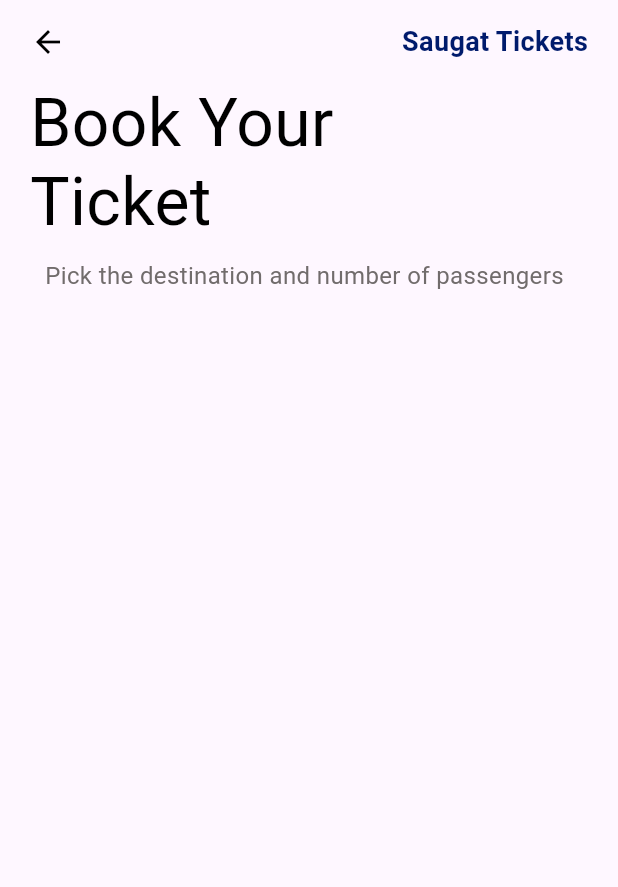
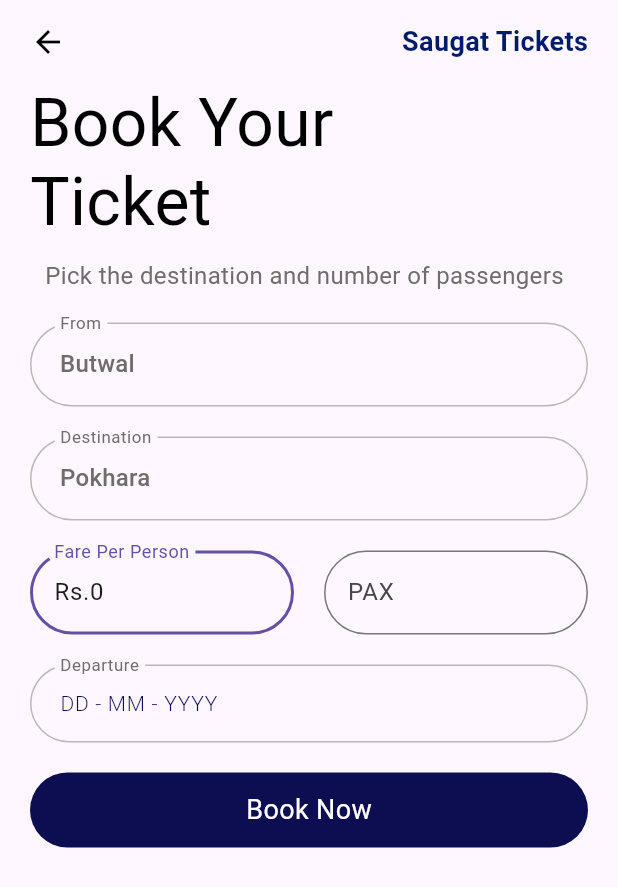
Before and after one commit to saugatBhupal/Bus-Ticketing-App, a Flutter app: the screen it shows after launch, on a phone screen of 412 x 824 dp. Shown: the top 887 px of the screen. Run offline on Flutter 3.47's test engine with Material 3 defaults, Android fonts, the phone set to English and light mode, and no system bars.

Commit message:
Created booking screen adn ticket model

```diff
--- /dev/null
+++ b/lib/util/auto_hypen_formattor.dart
@@ -0,0 +1,18 @@
+import 'package:flutter/services.dart';
+
+class AutoHyphenFormatter extends TextInputFormatter {
+  @override
+  TextEditingValue formatEditUpdate(
+      TextEditingValue oldValue, TextEditingValue newValue) {
+    String newText = newValue.text.replaceAll(RegExp(r'[^0-9]'), '');
+    if (newText.length > 2 && newText.length < 5) {
+      newText = '${newText.substring(0, 2)}-${newText.substring(2)}';
+    } else if (newText.length > 4) {
+      newText =
+          '${newText.substring(0, 2)}-${newText.substring(2, 4)}-${newText.substring(4)}';
+    }
+    return newValue.copyWith(
+        text: newText,
+        selection: TextSelection.collapsed(offset: newText.length));
+  }
+}
--- a/lib/views/BookingScreen.dart
+++ b/lib/views/BookingScreen.dart
@@ -1,3 +1,6 @@
+import 'package:bus_ticketing_app/widget/button/dark_rounded_button.dart';
+import 'package:bus_ticketing_app/widget/input/date_field.dart';
+import 'package:bus_ticketing_app/widget/input/location_dropdown.dart';
 import 'package:flutter/material.dart';
 
 class Bookingscreen extends StatefulWidget {
@@ -8,6 +11,22 @@ class Bookingscreen extends StatefulWidget {
 }
 
 class _BookingscreenState extends State<Bookingscreen> {
+  final from = "Butwal";
+  String? destination;
+  final TextEditingController _paxController = TextEditingController();
+  final TextEditingController _farePerPersonController =
+      TextEditingController(text: "Rs.0");
+  final List<String> destinationList = <String>[
+    'Pokhara',
+    'Kathmandu',
+    'Chitwan'
+  ];
+  final Map<String, int> tripToPriceMapper = {
+    "Pokhara": 800,
+    "Kathmandu": 1200,
+    "Chitwan": 600,
+  };
+
   @override
   Widget build(BuildContext context) {
     return Scaffold(
@@ -36,7 +55,8 @@ class _BookingscreenState extends State<Bookingscreen> {
           ),
         ),
       ),
-      body: SafeArea(
+      body: SingleChildScrollView(
+        child: SafeArea(
             child: Padding(
           padding: const EdgeInsets.symmetric(horizontal: 20),
           child: Column(
@@ -62,10 +82,108 @@ class _BookingscreenState extends State<Bookingscreen> {
                     fontSize: 16,
                   ),
                 ),
-            )
+              ),
+              Padding(
+                padding: const EdgeInsets.symmetric(vertical: 10),
+                child: LocationDropdown(
+                  label: "From",
+                  selectedItem: "Butwal",
+                  items: const <String>["Butwal"],
+                  onChanged: (value) => {},
+                ),
+              ),
+              Padding(
+                padding: const EdgeInsets.symmetric(vertical: 10),
+                child: LocationDropdown(
+                  selectedItem: destinationList[0],
+                  label: "Destination",
+                  items: destinationList,
+                  onChanged: (value) => {
+                    destination = value,
+                    _farePerPersonController.text =
+                        tripToPriceMapper[destination].toString(),
+                  },
+                ),
+              ),
+              Padding(
+                padding: const EdgeInsets.symmetric(vertical: 10),
+                child: Row(
+                  children: [
+                    Expanded(
+                      child: TextFormField(
+                        decoration: const InputDecoration(
+                          labelText:
+                              "Fare Per Person", // Use `labelText` for the label to appear properly
+                          border: OutlineInputBorder(
+                            borderRadius: BorderRadius.all(
+                              Radius.circular(30),
+                            ),
+                          ),
+                        ),
+                        controller: _farePerPersonController,
+                        readOnly: true,
+                        autofocus: true,
+                      ),
+                    ),
+                    const SizedBox(width: 20),
+                    Expanded(
+                      child: TextFormField(
+                        autovalidateMode: AutovalidateMode.onUserInteraction,
+                        validator: (value) {
+                          if (value == null ||
+                              value.isEmpty ||
+                              int.parse(value) < 1) {
+                            return "Minimum ticket : 1";
+                          }
+                          if (int.parse(value) > 5) {
+                            return "Maximum ticket : 5";
+                          }
+                          return null;
+                        },
+                        controller: _paxController,
+                        keyboardType: TextInputType.number,
+                        decoration: const InputDecoration(
+                          hintText: "1",
+                          label: Text(
+                            "PAX",
+                            textAlign: TextAlign.center,
+                          ),
+                          border: OutlineInputBorder(
+                              borderRadius: BorderRadius.all(
+                            Radius.circular(30),
+                          )),
+                        ),
+                        autofocus: true,
+                        onChanged: (value) => {
+                          _paxController.text = value,
+                        },
+                      ),
+                    ),
+                  ],
+                ),
+              ),
+              const Padding(
+                padding: EdgeInsets.symmetric(vertical: 10),
+                child: DateField(),
+              ),
+              Padding(
+                padding: const EdgeInsets.symmetric(vertical: 10),
+                child: DarkRoundedButton(
+                  title: "Book Now",
+                  onPressed: () {
+                    // calculateFareAndMutate();
+                    // navigate();
+                  },
+                ),
+              ),
             ],
           ),
         )),
+      ),
     );
   }
+
+  calculateFare() {
+    return ("${tripToPriceMapper[destination]! * int.parse(_paxController.text)}");
   }
+}
--- /dev/null
+++ b/lib/widget/button/dark_rounded_button.dart
@@ -0,0 +1,57 @@
+import 'package:flutter/material.dart';
+
+class DarkRoundedButton extends StatelessWidget {
+  final String title;
+  final String? icon;
+  final Function()? onPressed;
+  const DarkRoundedButton({
+    super.key,
+    required this.title,
+    this.onPressed,
+    this.icon,
+  });
+
+  @override
+  Widget build(BuildContext context) {
+    return Container(
+      width: MediaQuery.of(context).size.width - 40,
+      margin: const EdgeInsets.only(bottom: 10),
+      child: Material(
+        color: const Color(0xFF0D0D52),
+        borderRadius: const BorderRadius.all(Radius.circular(32)),
+        child: InkWell(
+          onTap: onPressed,
+          splashColor: const Color(0xFFF1F0F0),
+          borderRadius: const BorderRadius.all(Radius.circular(32)),
+          child: Center(
+            child: Row(
+              mainAxisAlignment: MainAxisAlignment.center,
+              children: [
+                if (icon != null)
+                  Image.asset(
+                    icon!,
+                    height: 24.0,
+                    width: 24.0,
+                  ),
+                Container(
+                  padding:
+                      const EdgeInsets.symmetric(vertical: 12, horizontal: 10),
+                  decoration: const BoxDecoration(
+                    borderRadius: BorderRadius.all(Radius.circular(8)),
+                  ),
+                  child: Text(
+                    title,
+                    style: const TextStyle(
+                      color: Colors.white,
+                      fontSize: 18,
+                    ),
+                  ),
+                ),
+              ],
+            ),
+          ),
+        ),
+      ),
+    );
+  }
+}
--- /dev/null
+++ b/lib/widget/input/date_field.dart
@@ -0,0 +1,119 @@
+import 'package:bus_ticketing_app/util/auto_hypen_formattor.dart';
+import 'package:flutter/material.dart';
+import 'package:flutter/services.dart';
+
+class DateField extends StatelessWidget {
+  final TextEditingController? dobController;
+  final String? hintText;
+
+  const DateField({
+    super.key,
+    this.dobController,
+    this.hintText,
+  });
+
+  @override
+  Widget build(BuildContext context) {
+    return TextFormField(
+      controller: dobController,
+      keyboardType: TextInputType.datetime,
+      autovalidateMode: AutovalidateMode.onUserInteraction,
+      cursorColor: const Color(0xFF716C6C),
+      inputFormatters: [
+        FilteringTextInputFormatter.allow(RegExp(r'[0-9\- ]')),
+        AutoHyphenFormatter(),
+        LengthLimitingTextInputFormatter(10),
+      ],
+      style: const TextStyle(
+        color: Color(0xFF0D0D52),
+        fontWeight: FontWeight.w500,
+      ),
+      decoration: InputDecoration(
+        hintText: hintText ?? 'DD - MM - YYYY',
+        hintStyle: const TextStyle(
+          color: Color(0xFF0D0D52),
+          fontWeight: FontWeight.w300,
+          fontSize: 14,
+        ),
+        contentPadding:
+            const EdgeInsets.symmetric(vertical: 14, horizontal: 16),
+        floatingLabelBehavior: FloatingLabelBehavior.always,
+        labelText: "Departure",
+        labelStyle: const TextStyle(
+          color: Color(0xFF716C6C),
+          fontSize: 15,
+        ),
+        border: OutlineInputBorder(
+          borderRadius: BorderRadius.circular(32),
+          borderSide: const BorderSide(
+            color: Color(0xFFBEB6B6),
+          ),
+        ),
+        focusedBorder: OutlineInputBorder(
+          borderRadius: BorderRadius.circular(32),
+          borderSide: const BorderSide(
+            color: Color(0xFFBEB6B6),
+          ),
+        ),
+        enabledBorder: OutlineInputBorder(
+          borderRadius: BorderRadius.circular(32),
+          borderSide: const BorderSide(
+            color: Color(0xFFBEB6B6),
+          ),
+        ),
+        errorBorder: OutlineInputBorder(
+          borderRadius: BorderRadius.circular(32),
+          borderSide: const BorderSide(
+            color: Color(0xFFC31818),
+          ),
+        ),
+      ),
+      validator: (val) {
+        if (val == null || val.isEmpty) {
+          return "Date Required";
+        }
+        final regex = RegExp(r'^\d{2}\s?-\s?\d{2}\s?-\s?\d{4}$');
+        if (!regex.hasMatch(val)) {
+          return "Invalid Date";
+        }
+        final parts = val.split(RegExp(r'\s?-\s?'));
+        if (parts.length != 3) {
+          return "Invalid Date";
+        }
+        final day = int.tryParse(parts[0]);
+        final month = int.tryParse(parts[1]);
+        final year = int.tryParse(parts[2]);
+
+        print("$day / $month / $year");
+        final currentYear = DateTime.now().year;
+        if (day == null || day < 1 || day > 31) {
+          return 'Invalid day. Day should be between 01 and 31';
+        }
+        if (month == null || month < 1 || month > 12) {
+          return 'Invalid month. Month should be between 01 and 12';
+        }
+        if (year == null || year > currentYear) {
+          return 'Invalid year. Year cannot be greater than the current year';
+        }
+        if ((month == 4 || month == 6 || month == 9 || month == 11) &&
+            day > 30) {
+          return 'This month has only 30 days';
+        }
+        if (month == 2) {
+          final isLeapYear =
+              (year % 4 == 0 && (year % 100 != 0 || year % 400 == 0));
+          if (day > 29 || (day == 29 && !isLeapYear)) {
+            return 'February has only 28 days or 29 days in a leap year';
+          }
+        }
+        final selectedDate = DateTime(year, month, day);
+        final currentDate = DateTime.now();
+        if (selectedDate.isBefore(currentDate) ||
+            selectedDate.isAfter(currentDate.add(const Duration(days: 7)))) {
+          return 'Date should be between today and 7 days from now';
+        }
+        return null;
+      },
+    );
+  }
+}
--- /dev/null
+++ b/lib/widget/input/location_dropdown.dart
@@ -0,0 +1,94 @@
+import 'package:flutter/material.dart';
+
+class LocationDropdown extends StatelessWidget {
+  final String label;
+  final String? icon;
+  final List<String> items;
+  final String? selectedItem;
+  final ValueChanged<String?> onChanged;
+  final FormFieldValidator<String>? validator;
+
+  const LocationDropdown({
+    super.key,
+    required this.label,
+    required this.items,
+    this.selectedItem,
+    required this.onChanged,
+    this.validator,
+    this.icon,
+  });
+
+  @override
+  Widget build(BuildContext context) {
+    return DropdownButtonFormField<String>(
+      value: selectedItem,
+      hint: Text(
+        label,
+        style: const TextStyle(
+          color: Color(0xFFBEB6B6),
+          // fontFamily: AppFonts.albertSans,
+          fontWeight: FontWeight.w300,
+          fontSize: 14,
+        ),
+      ),
+      validator: validator,
+      items: items.map((item) {
+        return DropdownMenuItem<String>(
+          value: item,
+          child: Text(
+            item,
+            style: const TextStyle(
+              color: Color(0xFF716C6C),
+              // fontFamily: AppFonts.albertSans,
+            ),
+          ),
+        );
+      }).toList(),
+      onChanged: onChanged,
+      icon: const SizedBox.shrink(),
+      borderRadius: BorderRadius.circular(32),
+      dropdownColor: const Color(0xFFE9E9E9),
+      decoration: InputDecoration(
+        suffixIcon: const Padding(
+          padding: EdgeInsets.only(right: 18, left: 12),
+          child: Icon(
+            Icons.arrow_drop_down,
+          ),
+        ),
+        contentPadding:
+            const EdgeInsets.symmetric(vertical: 16, horizontal: 16),
+        floatingLabelBehavior: FloatingLabelBehavior.always,
+        labelText: label,
+        labelStyle: const TextStyle(
+          color: Color(0xFF716C6C),
+          // fontFamily: AppFonts.albertSans,
+          fontSize: 15,
+        ),
+        border: OutlineInputBorder(
+          borderRadius: BorderRadius.circular(32),
+          borderSide: const BorderSide(
+            color: Color(0xFFBEB6B6),
+          ),
+        ),
+        focusedBorder: OutlineInputBorder(
+          borderRadius: BorderRadius.circular(32),
+          borderSide: const BorderSide(
+            color: Color(0xFFBEB6B6),
+          ),
+        ),
+        enabledBorder: OutlineInputBorder(
+          borderRadius: BorderRadius.circular(32),
+          borderSide: const BorderSide(
+            color: Color(0xFFBEB6B6),
+          ),
+        ),
+        errorBorder: OutlineInputBorder(
+          borderRadius: BorderRadius.circular(32),
+          borderSide: const BorderSide(
+            color: Color(0xFFC31818),
+          ),
+        ),
+      ),
+    );
+  }
+}
```
Lines whose indentation alone changed are shown as unchanged.
